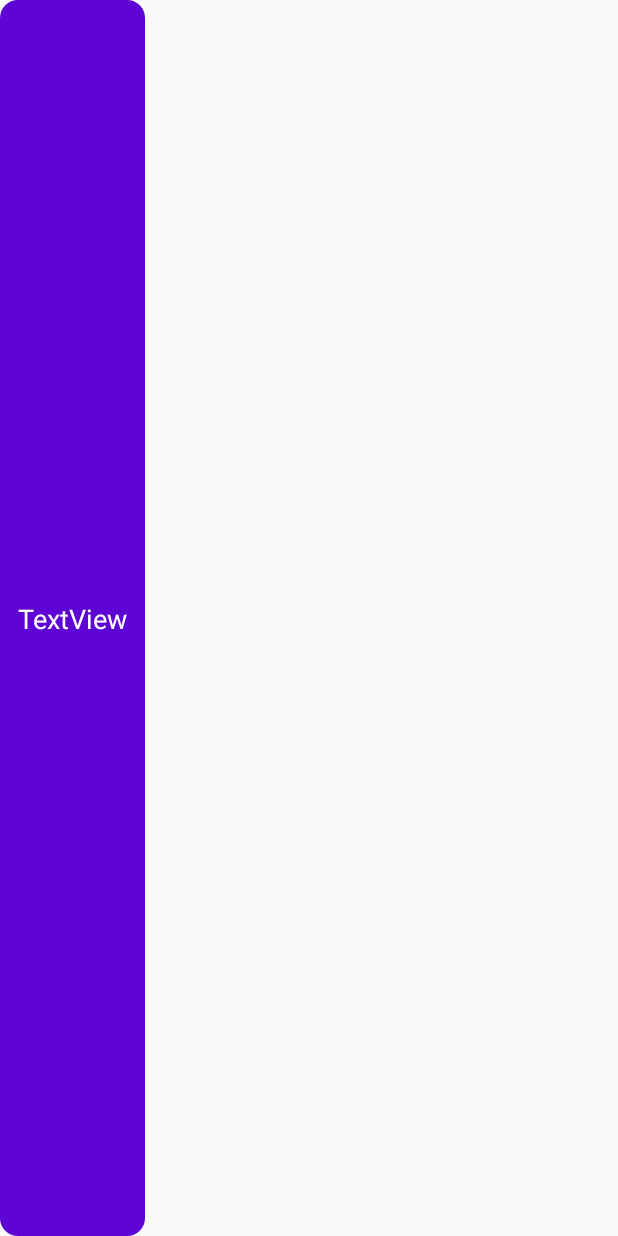
After one commit to ftelnov/AndroidTestSchool, an Android app: the layout primary_toast.xml on its own in the app's theme, with its tools: preview values and no code run, on a phone screen of 412 x 824 dp. The commit adds this screen. Run offline under Robolectric (Android 15) with nearby library versions, the phone set to English and light mode, and no system bars.

Commit message:
Добавил стили для тоста, а также утилиту для его вызова в любом View

```diff
--- /dev/null
+++ b/app/src/main/res/drawable/primary_rounded_background.xml
@@ -0,0 +1,5 @@
+<?xml version="1.0" encoding="utf-8"?>
+<shape xmlns:android="http://schemas.android.com/apk/res/android">
+    <corners android:radius="14dp" />
+    <solid android:color="@color/colorPrimary" />
+</shape>
--- /dev/null
+++ b/app/src/main/res/drawable/primary_toast.xml
@@ -0,0 +1,5 @@
+<?xml version="1.0" encoding="utf-8"?>
+<shape xmlns:android="http://schemas.android.com/apk/res/android">
+    <corners android:radius="12dp" />
+    <solid android:color="@color/colorAccent" />
+</shape>
--- /dev/null
+++ b/app/src/main/res/layout/primary_toast.xml
@@ -0,0 +1,22 @@
+<?xml version="1.0" encoding="utf-8"?>
+<androidx.constraintlayout.widget.ConstraintLayout xmlns:android="http://schemas.android.com/apk/res/android"
+    xmlns:app="http://schemas.android.com/apk/res-auto"
+    android:layout_width="wrap_content"
+    android:layout_height="match_parent"
+    android:background="@drawable/primary_toast">
+
+    <TextView
+        android:id="@+id/message"
+        android:layout_width="wrap_content"
+        android:layout_height="wrap_content"
+        android:layout_marginStart="12dp"
+        android:layout_marginTop="6dp"
+        android:layout_marginEnd="12dp"
+        android:layout_marginBottom="6dp"
+        android:text="TextView"
+        android:textAppearance="@style/TextWhite"
+        app:layout_constraintBottom_toBottomOf="parent"
+        app:layout_constraintEnd_toEndOf="parent"
+        app:layout_constraintStart_toStartOf="parent"
+        app:layout_constraintTop_toTopOf="parent" />
+</androidx.constraintlayout.widget.ConstraintLayout>
--- a/app/src/main/res/values/styles.xml
+++ b/app/src/main/res/values/styles.xml
@@ -24,4 +24,8 @@
             @color/colorTextWhite
         </item>
     </style>
+    <style name="TextWhite">
+        <item name="android:textColor">@color/colorTextWhite</item>
+        <item name="android:textSize">18dp</item>
+    </style>
 </resources>
```
Also changed, not shown: app/src/main/java/com/example/androidtestschool/Utils.kt (added, +26 -0 lines), app/src/main/res/layout/activity_main.xml (+9 -2 lines).
